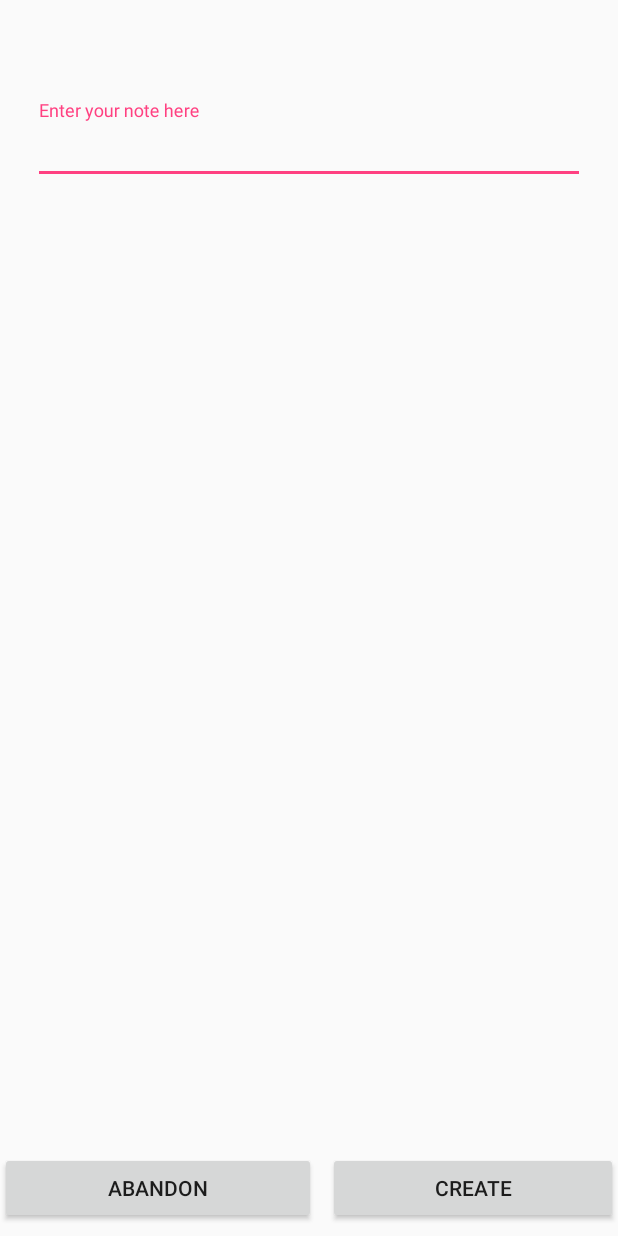
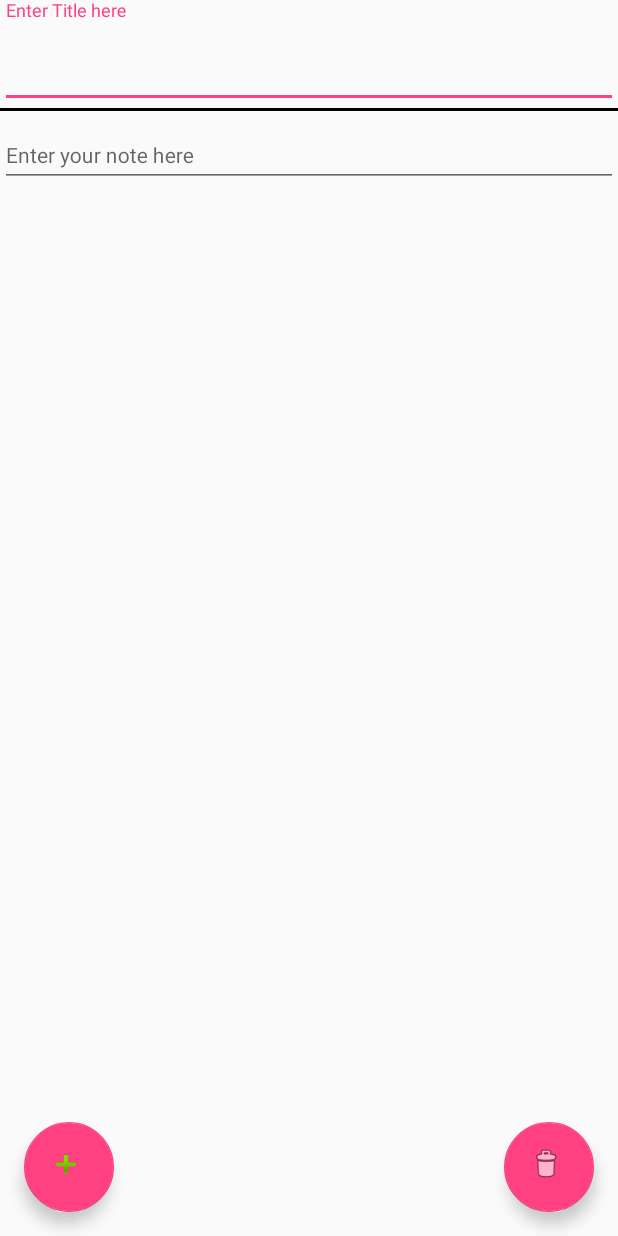
Before and after one commit to SudolSzymon/NoteApp, an Android app: the screen it shows after launch (adding_note_activity), after a tap on "ADD NOTE", on a phone screen of 412 x 824 dp. Run offline under Robolectric (Android 15) with nearby library versions, the phone set to English and light mode, and no system bars.

Commit message:
Added tittles to notes

```diff
--- a/app/src/main/java/com/example/szymon/notes3/RecyclerViewItemClickHandler.java
+++ b/app/src/main/java/com/example/szymon/notes3/RecyclerViewItemClickHandler.java
@@ -13,9 +13,9 @@ public class RecyclerViewItemClickHandler implements RecyclerView.OnItemTouchLis
         public void onItemClick(View view, int position);
     }
 
-    GestureDetector mGestureDetector;
+    private GestureDetector mGestureDetector;
 
-    public RecyclerViewItemClickHandler(Context context, OnItemClickListener listener) {
+    RecyclerViewItemClickHandler(Context context, OnItemClickListener listener) {
         mListener = listener;
         mGestureDetector = new GestureDetector(context, new GestureDetector.SimpleOnGestureListener() {
             @Override
@@ -28,7 +28,7 @@ public class RecyclerViewItemClickHandler implements RecyclerView.OnItemTouchLis
     @Override
     public boolean onInterceptTouchEvent(RecyclerView view, MotionEvent e) {
         View childView = view.findChildViewUnder(e.getX(), e.getY());
-        if (childView != null && mListener != null && mGestureDetector.onTouchEvent(e)) {
+        if ((childView != null) && (mListener != null) && mGestureDetector.onTouchEvent(e)) {
             mListener.onItemClick(childView, view.getChildAdapterPosition(childView));
         }
         return false;
--- a/app/src/main/java/com/example/szymon/notes3/adding_note_activity.java
+++ b/app/src/main/java/com/example/szymon/notes3/adding_note_activity.java
@@ -1,27 +1,28 @@
 package com.example.szymon.notes3;
 
 import android.content.Intent;
+import android.support.design.widget.FloatingActionButton;
 import android.support.design.widget.TextInputEditText;
 import android.support.v7.app.AppCompatActivity;
 import android.os.Bundle;
-import android.util.Log;
 import android.widget.Button;
 
 import java.util.ArrayList;
-import java.util.List;
 
 public class adding_note_activity extends AppCompatActivity {
     private ArrayList<Note> noteList;
-    private TextInputEditText input;
+    private TextInputEditText noteInput;
+    private TextInputEditText titleInput;
 
 
     @Override
     protected void onCreate(Bundle savedInstanceState) {
         super.onCreate(savedInstanceState);
         setContentView(R.layout.activity_adding_note_activity);
-        Button abandon = findViewById(R.id.abandon);
-        Button create = findViewById(R.id.create);
-        input=findViewById(R.id.noteInput);
+        FloatingActionButton abandon = findViewById(R.id.abandon);
+        FloatingActionButton create = findViewById(R.id.create);
+        noteInput =findViewById(R.id.noteInput);
+        titleInput=findViewById(R.id.titleInput);
         create.setOnClickListener(e->create());
         abandon.setOnClickListener(e->abandon());
         noteList= (ArrayList<Note>) getIntent().getSerializableExtra("noteList");
@@ -32,7 +33,7 @@ public class adding_note_activity extends AppCompatActivity {
         this.finish();
     }
     private void create(){
-        noteList.add(new Note(input.getText().toString()));
+        noteList.add(new Note(titleInput.getText().toString(),noteInput.getText().toString()));
         Intent intent = new Intent();
         intent.putExtra("noteList", noteList);
         setResult(RESULT_OK, intent);
--- /dev/null
+++ b/app/src/main/res/drawable/divider.xml
@@ -0,0 +1,5 @@
+<?xml version="1.0" encoding="utf-8"?>
+<shape xmlns:android="http://schemas.android.com/apk/res/android" >
+    <size android:height="2dp"/>
+    <solid android:color="#000000"/>
+</shape>
--- a/app/src/main/res/layout/activity_adding_note_activity.xml
+++ b/app/src/main/res/layout/activity_adding_note_activity.xml
@@ -5,41 +5,29 @@
     android:layout_width="match_parent"
     android:layout_height="match_parent"
     tools:context=".adding_note_activity">
+    <android.support.design.widget.FloatingActionButton
+        android:id="@+id/create"
+        android:layout_width="60dp"
+        android:layout_height="60dp"
+        android:layout_marginBottom="16dp"
+        android:layout_marginStart="16dp"
+        android:clickable="true"
+        app:layout_constraintBottom_toBottomOf="parent"
+        app:layout_constraintStart_toStartOf="parent"
+        app:srcCompat="@android:drawable/ic_input_add" />
 
-    <Button
-        android:id="@+id/create"
-        android:layout_width="193dp"
-        android:layout_height="wrap_content"
-        android:layout_marginBottom="8dp"
-        android:text="@string/create"
-        app:layout_constraintBottom_toBottomOf="parent"
-        app:layout_constraintEnd_toEndOf="parent" />
-
-    <Button
+    <android.support.design.widget.FloatingActionButton
         android:id="@+id/abandon"
-        android:layout_width="0dp"
-        android:layout_height="wrap_content"
-        android:layout_marginBottom="8dp"
-        android:layout_marginEnd="8dp"
-        android:text="@string/abandon"
-        app:layout_constraintBottom_toBottomOf="parent"
-        app:layout_constraintEnd_toStartOf="@+id/create"
-        app:layout_constraintStart_toStartOf="parent" />
-
-    <android.support.design.widget.TextInputLayout
-        android:id="@+id/textInputLayout"
-        android:layout_width="368dp"
-        android:layout_height="486dp"
+        android:layout_width="60dp"
+        android:layout_height="60dp"
+        android:layout_marginBottom="16dp"
+        android:layout_marginEnd="16dp"
+        android:clickable="true"
+        android:focusable="true"
         app:layout_constraintBottom_toBottomOf="parent"
         app:layout_constraintEnd_toEndOf="parent"
-        app:layout_constraintStart_toStartOf="parent"
-        app:layout_constraintTop_toTopOf="parent"
-        app:layout_constraintVertical_bias="0.197">
+        app:srcCompat="@android:drawable/ic_menu_delete" />
 
-        <android.support.design.widget.TextInputEditText
-            android:id="@+id/noteInput"
-            android:layout_width="match_parent"
-            android:layout_height="wrap_content"
-            android:hint="@string/note_hint" />
-    </android.support.design.widget.TextInputLayout>
+    <include layout="@layout/note_edit" />
+
 </android.support.constraint.ConstraintLayout>
--- /dev/null
+++ b/app/src/main/res/layout/note_edit.xml
@@ -0,0 +1,44 @@
+<?xml version="1.0" encoding="utf-8"?>
+<LinearLayout xmlns:app="http://schemas.android.com/apk/res-auto"
+    xmlns:android="http://schemas.android.com/apk/res/android"
+    xmlns:tools="http://schemas.android.com/tools"
+    android:layout_width="match_parent"
+    android:layout_height="match_parent"
+    android:divider="@drawable/divider"
+    android:orientation="vertical"
+    android:showDividers="middle"
+    tools:showIn="@layout/activity_adding_note_activity">
+
+    <android.support.design.widget.TextInputLayout
+        android:id="@+id/textInputLayout2"
+        android:layout_width="match_parent"
+        android:layout_height="wrap_content"
+        app:layout_constraintEnd_toEndOf="parent"
+        app:layout_constraintStart_toStartOf="parent"
+        app:layout_constraintTop_toTopOf="parent">
+
+        <android.support.design.widget.TextInputEditText
+            android:id="@+id/titleInput"
+            android:layout_width="match_parent"
+            android:layout_height="wrap_content"
+            android:hint="Enter Title here"
+            android:textSize="30sp" />
+    </android.support.design.widget.TextInputLayout>
+
+    <android.support.design.widget.TextInputLayout
+        android:layout_width="match_parent"
+        android:layout_height="wrap_content"
+        app:layout_constraintBottom_toBottomOf="parent"
+        app:layout_constraintTop_toTopOf="parent"
+        tools:layout_editor_absoluteX="8dp">
+
+        <android.support.design.widget.TextInputEditText
+            android:id="@+id/noteInput"
+            android:layout_width="match_parent"
+            android:layout_height="wrap_content"
+            android:layout_weight="1"
+            android:hint="@string/note_hint"
+            android:textSize="14sp" />
+    </android.support.design.widget.TextInputLayout>
+
+</LinearLayout>
--- a/app/src/main/res/values/colors.xml
+++ b/app/src/main/res/values/colors.xml
@@ -3,4 +3,5 @@
     <color name="colorPrimary">#3F51B5</color>
     <color name="colorPrimaryDark">#303F9F</color>
     <color name="colorAccent">#FF4081</color>
+    <color name="black">#000000</color>
 </resources>
```
Also changed, not shown: app/src/main/AndroidManifest.xml (+9 -3 lines), app/src/main/java/com/example/szymon/notes3/EditNote.java (+7 -4 lines), app/src/main/java/com/example/szymon/notes3/MainActivity.java (+15 -2 lines), app/src/main/java/com/example/szymon/notes3/Note.java (+11 -1 lines), app/src/main/java/com/example/szymon/notes3/NoteAdapter.java (+4 -5 lines), app/src/main/res/layout/activity_edit_note.xml (+1 -21 lines), app/src/main/res/layout/text_note.xml (+23 -5 lines), 2 other files.
